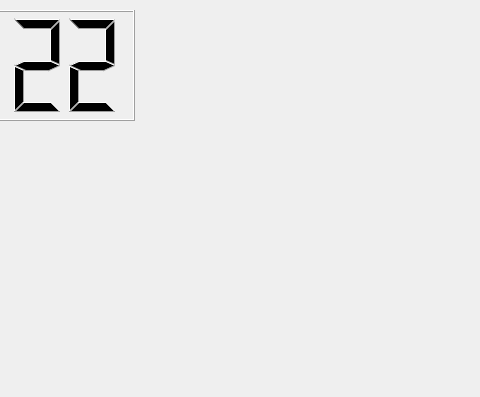
This is MultiFunctionalDashboard/mainwindow.ui in Nathan-lee-8/LabFour as Qt 5 draws it before an edit; both pictures show x 306 to 786 and y 0 to 397 of the 871 by 688 pixel window. The edited form follows.
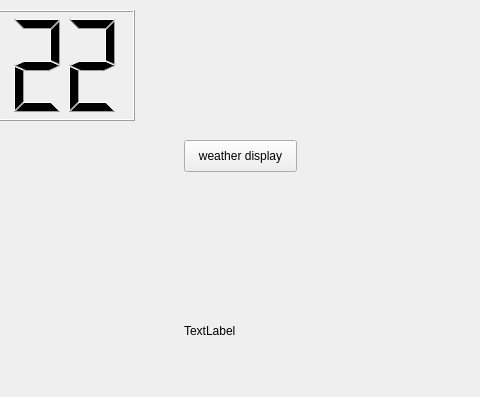
This is the edited form.

Commit message: weather API

What changed in the file:
```diff
--- a/MultiFunctionalDashboard/mainwindow.ui
+++ b/MultiFunctionalDashboard/mainwindow.ui
@@ -89,8 +89,8 @@
      <rect>
       <x>20</x>
       <y>170</y>
-      <width>541</width>
-      <height>371</height>
+      <width>431</width>
+      <height>321</height>
      </rect>
     </property>
     <property name="text">
@@ -110,6 +110,32 @@
      <string>98105</string>
     </property>
    </widget>
+   <widget class="QPushButton" name="weatherDisplay">
+    <property name="geometry">
+     <rect>
+      <x>490</x>
+      <y>140</y>
+      <width>113</width>
+      <height>32</height>
+     </rect>
+    </property>
+    <property name="text">
+     <string>weather display</string>
+    </property>
+   </widget>
+   <widget class="QLabel" name="weatherLabel">
+    <property name="geometry">
+     <rect>
+      <x>490</x>
+      <y>190</y>
+      <width>331</width>
+      <height>281</height>
+     </rect>
+    </property>
+    <property name="text">
+     <string>TextLabel</string>
+    </property>
+   </widget>
   </widget>
   <widget class="QMenuBar" name="menubar">
    <property name="geometry">
```
Left out of the diff: 2 changed lines with no effect on the pictures. The commit also changes 4 other files.
